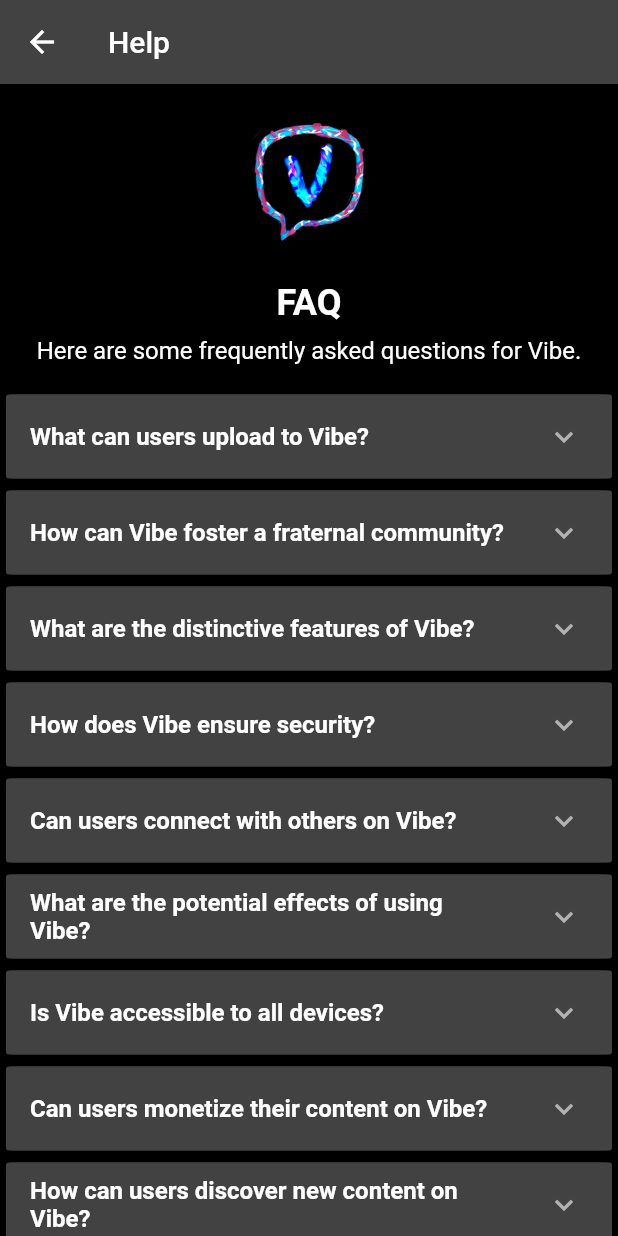
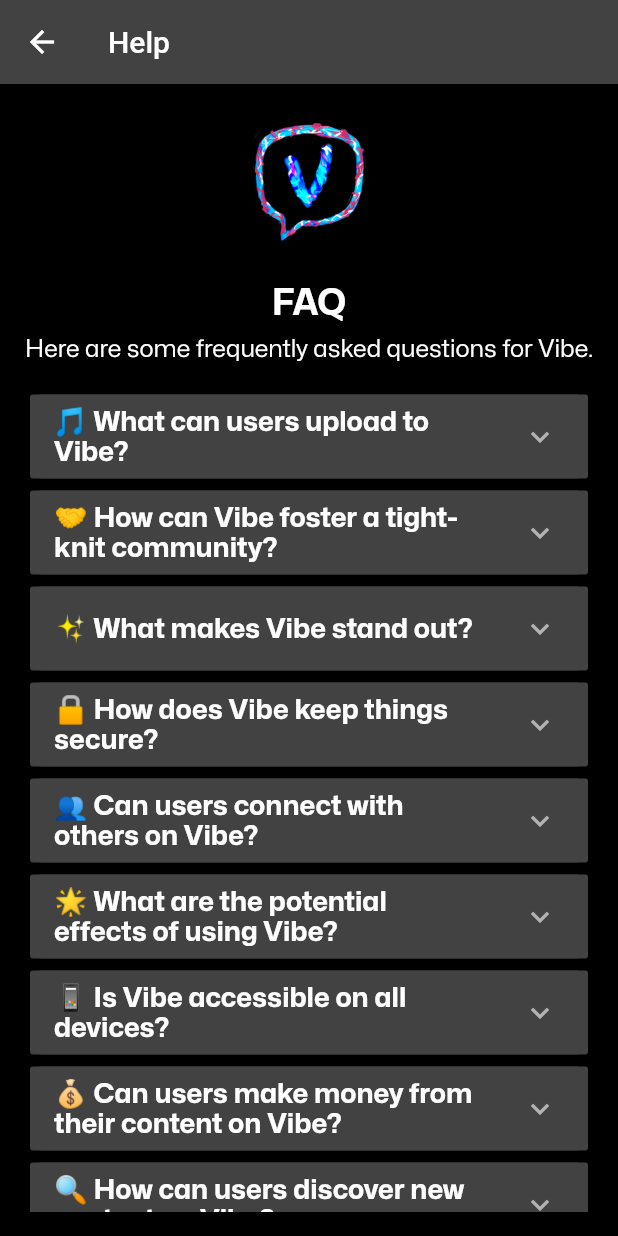
Before and after one commit to hunterjreid/Vibe, a Flutter app: the screen it shows once a user with an empty profile is signed in, in the side drawer, after a tap on "Help", on a phone screen of 412 x 824 dp. Run offline on Flutter 3.47's test engine with Material 2 defaults, Android fonts, the phone set to English and light mode, and no system bars; our stand-ins replace cached_network_image, camera, chewie, cloud_firestore, firebase_auth, firebase_core and 11 more; missing offline and left inert: flutter_facebook_auth, video_compress, video_editor; accounts and stored records are empty.

Commit message:
tided user screen help screen and create screen

```diff
--- a/lib/views/screens/feed_screen.dart
+++ b/lib/views/screens/feed_screen.dart
@@ -469,6 +469,7 @@ class _FeedScreenState extends State<FeedScreen> {
     });
   },
   child: Visibility(
+
     visible: _isModalVisible,
     child: BackdropFilter(
       filter: ImageFilter.blur(
--- a/lib/views/screens/menu/help_screen.dart
+++ b/lib/views/screens/menu/help_screen.dart
@@ -11,7 +11,7 @@ class _HelpScreenState extends State<HelpScreen> {
   @override
   void initState() {
     super.initState();
-    _expandedList = List<bool>.generate(10, (_) => false); // Adjust the count based on the number of FAQs
+    _expandedList = List<bool>.generate(16, (_) => false); // Adjust the count based on the number of FAQs
   }
 
   @override
@@ -20,11 +20,11 @@ class _HelpScreenState extends State<HelpScreen> {
       appBar: AppBar(
         title: Text('Help'),
       ),
-      body: ListView(
-        children: [
-          Padding(
-            padding: EdgeInsets.all(16.0),
-            child: Column(
+      body: Container(
+        padding: EdgeInsets.all(16.0), // Adding padding around the container
+        child: ListView(
+          children: [
+            Column(
               children: [
                 Image.asset(
                   'assets/images/logo.png',
@@ -37,6 +37,7 @@ class _HelpScreenState extends State<HelpScreen> {
                   style: TextStyle(
                     fontSize: 24.0,
                     fontWeight: FontWeight.bold,
+                    fontFamily: 'MonaSans',
                   ),
                 ),
                 SizedBox(height: 8.0),
@@ -44,36 +45,58 @@ class _HelpScreenState extends State<HelpScreen> {
                   'Here are some frequently asked questions for Vibe.',
                   style: TextStyle(
                     fontSize: 16.0,
+                    fontFamily: 'MonaSans',
                   ),
                 ),
               ],
             ),
-          ),
-          _buildFAQItem(1, 'What can users upload to Vibe?',
-              'Users can upload music and quick videos to express themselves and convey their creativity.'),
-          _buildFAQItem(2, 'How can Vibe foster a fraternal community?',
-              'Vibe aims to foster a fraternal community by providing a platform where users can interact, collaborate on projects, and engage with others who share similar interests and hobbies.'),
-          _buildFAQItem(3, 'What are the distinctive features of Vibe?',
-              'Vibe offers several distinctive features, such as the ability to upload music and quick videos, participate in creative endeavors, and meet like-minded individuals.'),
-          _buildFAQItem(4, 'How does Vibe ensure security?',
-              'Vibe incorporates modern technologies like cloud computing and cybersecurity measures to build a strong, reliable, and secure social networking platform.'),
-          _buildFAQItem(5, 'Can users connect with others on Vibe?',
-              'Yes, Vibe enables users to connect with others who have similar hobbies and interests, providing an opportunity to meet new people and collaborate on projects.'),
-          _buildFAQItem(6, 'What are the potential effects of using Vibe?',
-              'Using Vibe can have positive effects, such as uniting individuals from different backgrounds, inspiring creativity, and providing fresh and exciting ways to express oneself.'),
-          _buildFAQItem(7, 'Is Vibe accessible to all devices?',
-              'Yes, Vibe is designed to be accessible on various devices, including smartphones, tablets, and computers, allowing users to engage with the platform anytime and anywhere.'),
-          _buildFAQItem(8, 'Can users monetize their content on Vibe?',
-              'Vibe provides opportunities for users to monetize their content through various means, such as sponsored collaborations, advertising partnerships, and merchandise sales.'),
-          _buildFAQItem(9, 'How can users discover new content on Vibe?',
-              'Vibe offers features like personalized recommendations, trending sections, and user-curated playlists, allowing users to discover new and exciting content within the community.')
-        ],
+            SizedBox(height: 16.0), // Adding spacing below the text
+
+    // FAQs
+_buildFAQItem(1, '🎵 What can users upload to Vibe?',
+'Users can upload their favorite music 🎵 and quick videos 📹 to express themselves and show off their creativity.'),
+_buildFAQItem(2, '🤝 How can Vibe foster a tight-knit community?',
+'Vibe aims to create a super chill community where users can interact, collaborate on cool projects, and connect with others who share similar interests and hobbies.'),
+_buildFAQItem(3, '✨ What makes Vibe stand out?',
+'Vibe has some awesome features! You can upload music and quick videos, dive into creative endeavors, and meet like-minded folks who are all about good vibes.'),
+_buildFAQItem(4, '🔒 How does Vibe keep things secure?',
+'Vibe takes security seriously! They use the latest tech, like cloud computing ☁️ and top-notch cybersecurity measures, to make sure your experience on the platform is safe and reliable.'),
+_buildFAQItem(5, '👥 Can users connect with others on Vibe?',
+'Absolutely! Vibe allows users to connect with like-minded peeps who share their hobbies and interests. Get ready to meet new people and collaborate on exciting projects!'),
+_buildFAQItem(6, '🌟 What are the potential effects of using Vibe?',
+'Using Vibe can have some seriously positive effects! It brings together individuals from different backgrounds, inspires creativity ✨, and gives you fresh and exciting ways to express yourself.'),
+_buildFAQItem(7, '📱 Is Vibe accessible on all devices?',
+'You bet! Vibe is designed to work seamlessly on smartphones 📱, tablets 📚, and computers 💻. So, you can engage with the platform anytime, anywhere.'),
+_buildFAQItem(8, '💰 Can users make money from their content on Vibe?',
+'Absolutely! Vibe offers various opportunities for users to monetize their content. You can score sponsored collaborations, advertising partnerships, and even sell some dope merch! 💸'),
+_buildFAQItem(9, '🔍 How can users discover new content on Vibe?',
+'Discovering new content on Vibe is a breeze! With personalized recommendations, trending sections, and user-curated playlists, you\'ll never run out of awesome stuff to explore.'),
+_buildFAQItem(10, '❓ Got more questions?',
+'If you have any more questions or need help, don\'t hesitate to reach out! The Vibe team is here to assist you and ensure you have the best experience on the platform. 🙌'),
+_buildFAQItem(11, '👍 Can I like and comment on posts?',
+'Absolutely! Show some love ❤️ by liking and leaving comments on posts that resonate with you. It\'s all about spreading positive vibes and connecting with fellow Vibe users.'),
+_buildFAQItem(12, '🚀 Can I promote my creative projects on Vibe?',
+'Definitely! Vibe is the perfect platform to promote your creative projects. Whether it\'s your music, artwork, or short films, share your passion and get the recognition you deserve.'),
+_buildFAQItem(13, '🌐 Is Vibe available worldwide?',
+'Absolutely! Vibe is a global community that welcomes users from all around the world. No matter where you\'re from, you can join in and be part of the awesome Vibe.'),
+_buildFAQItem(14, '🔔 How can I stay updated with the latest on Vibe?',
+'Don\'t miss out on the latest happenings on Vibe! Stay in the loop by following their social media channels, subscribing to newsletters, and checking out their blog for exciting updates. 📢')
+
+
+
+
+
+          ],
+        ),
       ),
     );
   }
 
   Widget _buildFAQItem(int index, String question, String answer) {
     return Card(
+      shape: RoundedRectangleBorder(
+        borderRadius: BorderRadius.circular(8.0), // Adding border radius
+      ),
       child: ExpansionPanelList(
         elevation: 2,
         expansionCallback: (int panelIndex, bool isExpanded) {
@@ -89,15 +112,20 @@ class _HelpScreenState extends State<HelpScreen> {
                   question,
                   style: TextStyle(
                     fontWeight: FontWeight.bold,
+                    fontFamily: 'MonaSans',
+                    fontSize: 18,
                   ),
                 ),
               );
             },
             body: Padding(
-              padding: EdgeInsets.symmetric(horizontal: 16.0),
+              padding: EdgeInsets.symmetric(horizontal: 16.0, vertical: 8.0), // Adding padding below the text
               child: Text(
                 answer,
-                style: TextStyle(fontSize: 16.0),
+                style: TextStyle(
+                  fontSize: 18,
+                  fontFamily: 'MonaSans',
+                ),
               ),
             ),
             isExpanded: _expandedList[index],
--- a/lib/views/screens/profile/user_screen.dart
+++ b/lib/views/screens/profile/user_screen.dart
@@ -211,6 +211,12 @@ class _UserScreenState extends State<UserScreen> with SingleTickerProviderStateM
                   "Your Profile",
                   style: const TextStyle(
                     fontWeight: FontWeight.bold,
+
+
+                                    fontFamily: 'MonaSans',
+                                    fontSize: 22.0,
+
+
                   ),
                 ),
               ),
```
Also changed, not shown: lib/controllers/settings_controller.dart (+11 -0 lines), lib/views/screens/create_screen.dart (+28 -10 lines), lib/views/screens/profile/profile_screen.dart (+63 -5 lines).
